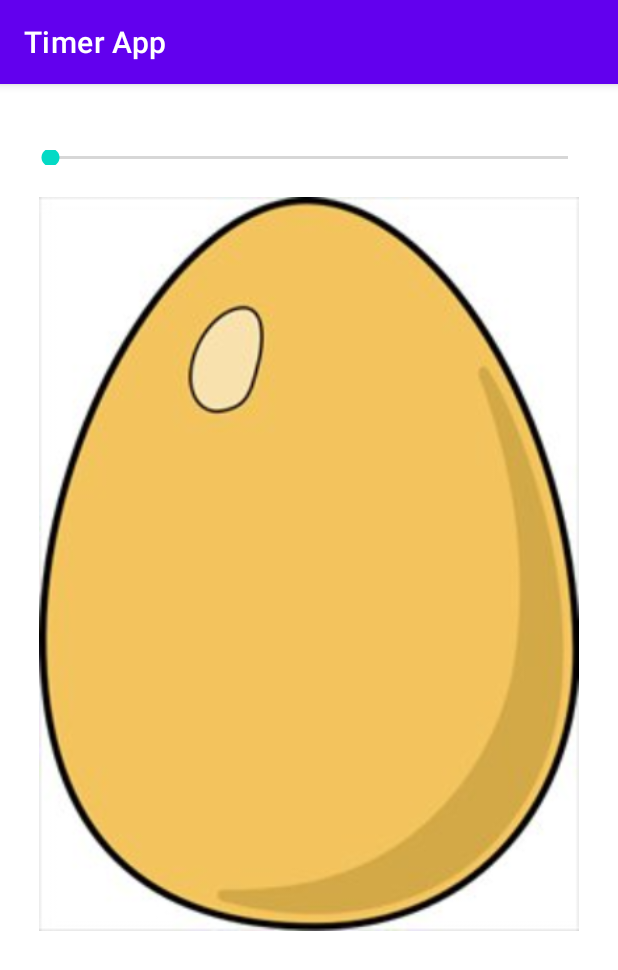
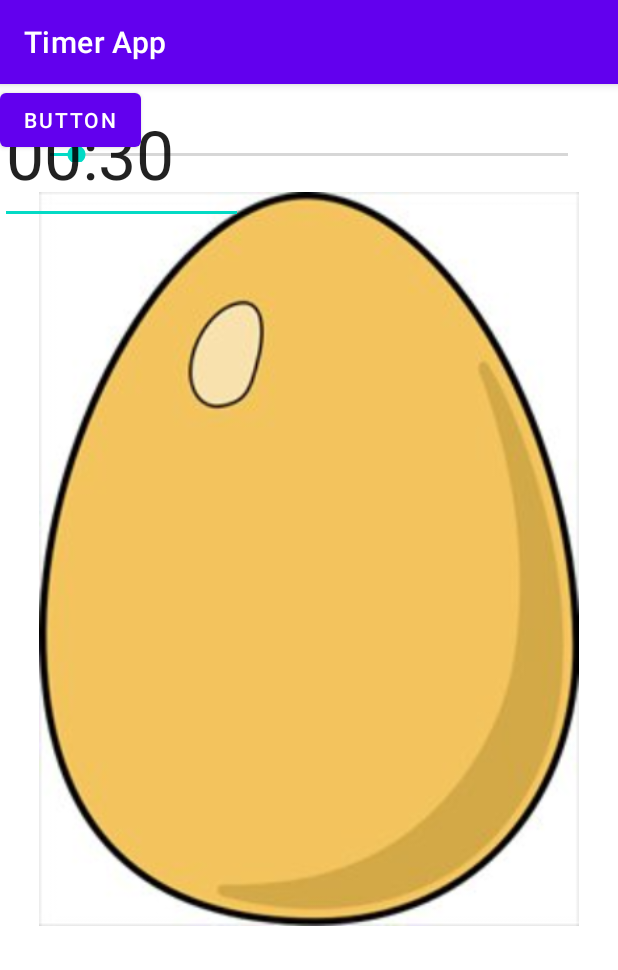
Before and after one commit to satyamgupta0202/Stopwatch, an Android app: the MainActivity screen opened directly, with no data from a screen before it, on a phone screen of 412 x 824 dp. Shown: the top 970 px of the screen. Run offline under Robolectric (Android 15) with nearby library versions, the phone set to English and light mode, and no system bars.

Commit message:
Basic Layout Set

```diff
--- a/app/src/main/java/com/example/timerapp/MainActivity.java
+++ b/app/src/main/java/com/example/timerapp/MainActivity.java
@@ -3,6 +3,8 @@ package com.example.timerapp;
 import androidx.appcompat.app.AppCompatActivity;
 
 import android.os.Bundle;
+import android.widget.EditText;
+import android.widget.SeekBar;
 
 public class MainActivity extends AppCompatActivity {
 
@@ -10,5 +12,25 @@ public class MainActivity extends AppCompatActivity {
     protected void onCreate(Bundle savedInstanceState) {
         super.onCreate(savedInstanceState);
         setContentView(R.layout.activity_main);
+        SeekBar timerSeekBar   = findViewById(R.id.seekBar);
+        EditText timerTextView = findViewById(R.id.textView);
+        timerSeekBar.setMax(600);
+        timerSeekBar.setProgress(30);
+        timerSeekBar.setOnSeekBarChangeListener(new SeekBar.OnSeekBarChangeListener() {
+            @Override
+            public void onProgressChanged(SeekBar seekBar, int progress, boolean fromUser) {
+
+            }
+
+            @Override
+            public void onStartTrackingTouch(SeekBar seekBar) {
+
+            }
+
+            @Override
+            public void onStopTrackingTouch(SeekBar seekBar) {
+
+            }
+        });
     }
 }
--- a/app/src/main/res/layout/activity_main.xml
+++ b/app/src/main/res/layout/activity_main.xml
@@ -12,7 +12,7 @@
         android:layout_height="489dp"
         android:layout_marginStart="20dp"
         android:layout_marginLeft="20dp"
-        android:layout_marginTop="75dp"
+        android:layout_marginTop="72dp"
         android:layout_marginEnd="20dp"
         android:layout_marginRight="20dp"
         app:layout_constraintEnd_toEndOf="parent"
@@ -34,4 +34,23 @@
         app:layout_constraintEnd_toEndOf="parent"
         app:layout_constraintStart_toStartOf="parent"
         app:layout_constraintTop_toTopOf="parent" />
+
+    <Button
+        android:id="@+id/buttonView"
+        android:layout_width="wrap_content"
+        android:layout_height="wrap_content"
+        android:text="Button"
+        tools:layout_editor_absoluteX="159dp"
+        tools:layout_editor_absoluteY="369dp" />
+
+    <EditText
+        android:id="@+id/textView"
+        android:layout_width="162dp"
+        android:layout_height="93dp"
+        android:ems="10"
+        android:text="00:30"
+        android:textSize="45dp"
+        app:flow_verticalAlign="bottom"
+        tools:layout_editor_absoluteX="124dp"
+        tools:layout_editor_absoluteY="241dp" />
 </androidx.constraintlayout.widget.ConstraintLayout>
```
